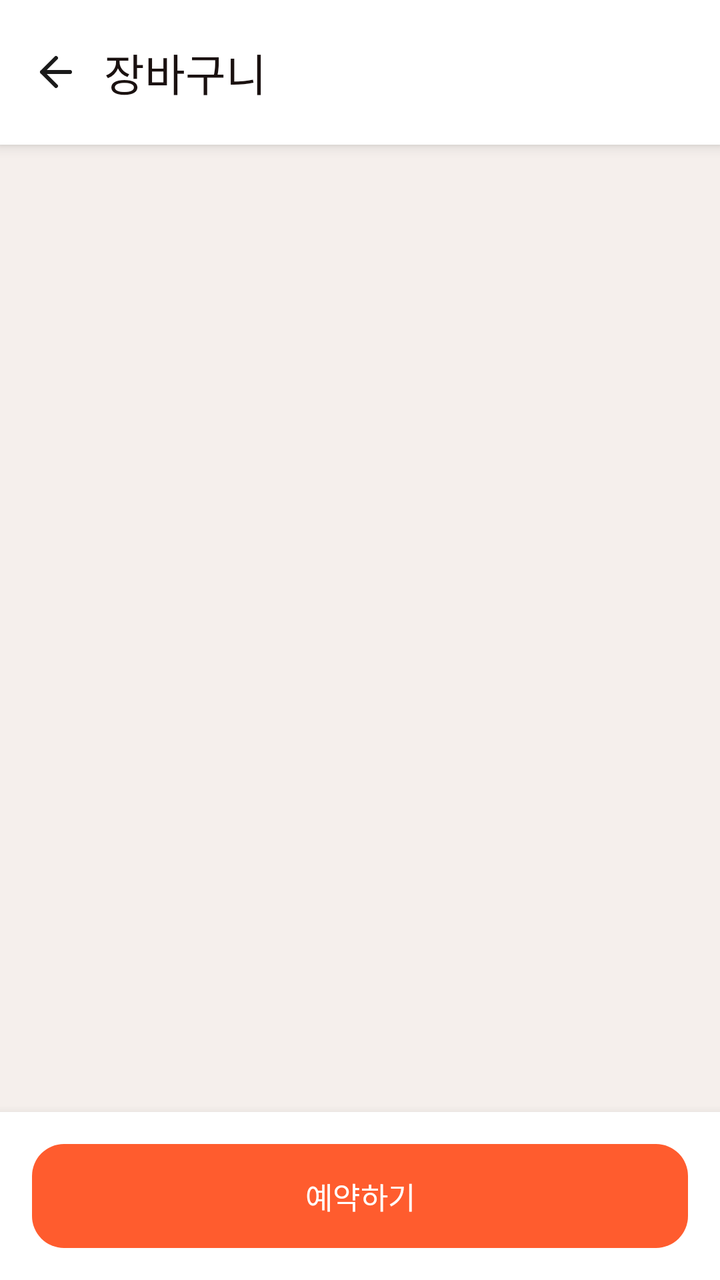
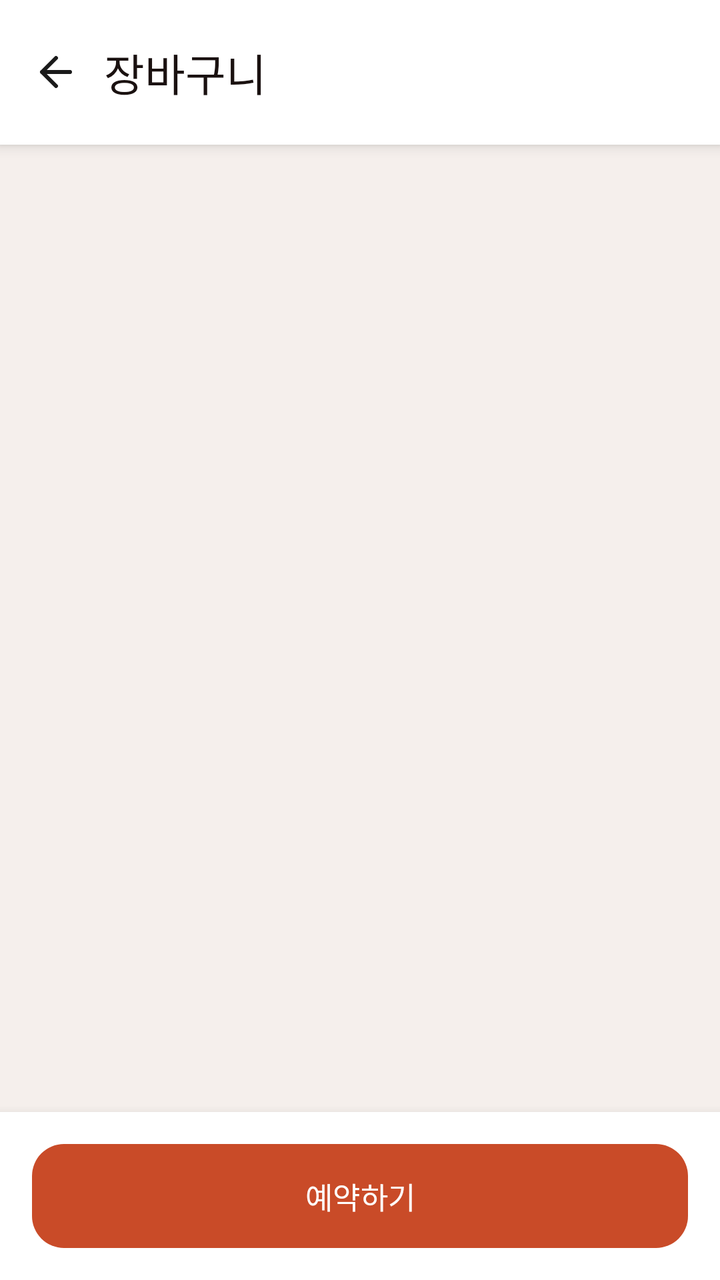

The first picture is an Android layout as it rendered before a commit; the second is the same layout after the commit. The layout source and the unified diff follow.
<!-- AndroidManifest.xml: application theme Theme.Deuktemsiru -->
<!-- res/layout/fragment_cart.xml -->
<?xml version="1.0" encoding="utf-8"?>
<androidx.coordinatorlayout.widget.CoordinatorLayout
    xmlns:android="http://schemas.android.com/apk/res/android"
    android:layout_width="match_parent"
    android:layout_height="match_parent"
    android:background="@color/color_surface">

    
    <LinearLayout
        android:id="@+id/ll_toolbar"
        android:layout_width="match_parent"
        android:layout_height="wrap_content"
        android:orientation="horizontal"
        android:gravity="center_vertical"
        android:background="@color/white"
        android:elevation="4dp"
        android:paddingTop="12dp"
        android:paddingBottom="12dp"
        android:paddingStart="4dp"
        android:paddingEnd="@dimen/spacing_lg">

        <ImageButton
            android:id="@+id/btn_back"
            android:layout_width="@dimen/touch_target_min"
            android:layout_height="@dimen/touch_target_min"
            android:src="@drawable/ic_back"
            android:background="?attr/selectableItemBackgroundBorderless"
            android:contentDescription="뒤로가기" />

        <TextView
            android:layout_width="0dp"
            android:layout_height="wrap_content"
            android:layout_weight="1"
            android:text="장바구니"
            android:textSize="22sp"
            android:fontFamily="sans-serif-medium"
            android:textColor="@color/color_text"
            android:paddingVertical="8dp" />

    </LinearLayout>

    
    <androidx.core.widget.NestedScrollView
        android:layout_width="match_parent"
        android:layout_height="match_parent"
        android:layout_marginTop="@dimen/toolbar_height"
        android:layout_marginBottom="80dp">

        
        <LinearLayout
            android:id="@+id/layout_content"
            android:layout_width="match_parent"
            android:layout_height="wrap_content"
            android:orientation="vertical"
            android:visibility="gone">

            
            <LinearLayout
                android:layout_width="match_parent"
                android:layout_height="wrap_content"
                android:orientation="horizontal"
                android:gravity="center_vertical"
                android:background="@color/white"
                android:paddingHorizontal="16dp"
                android:paddingVertical="14dp"
                android:layout_marginBottom="8dp">

                
                <TextView
                    android:id="@+id/tv_store_emoji"
                    android:layout_width="40dp"
                    android:layout_height="40dp"
                    android:gravity="center"
                    android:textSize="22sp"
                    android:background="@drawable/bg_surface_card" />

                
                <TextView
                    android:id="@+id/tv_store_name"
                    android:layout_width="0dp"
                    android:layout_height="wrap_content"
                    android:layout_weight="1"
                    android:textSize="14sp"
                    android:fontFamily="sans-serif-medium"
                    android:textColor="@color/color_text"
                    android:layout_marginStart="10dp" />

                
                <LinearLayout
                    android:layout_width="wrap_content"
                    android:layout_height="wrap_content"
                    android:orientation="horizontal"
                    android:gravity="center_vertical"
                    android:background="@drawable/bg_surface_card"
                    android:paddingHorizontal="10dp"
                    android:paddingVertical="5dp">

                    <ImageView
                        android:layout_width="12dp"
                        android:layout_height="12dp"
                        android:src="@drawable/ic_location"
                        android:layout_marginEnd="4dp"
                        android:contentDescription="거리" />

                    <TextView
                        android:id="@+id/tv_distance"
                        android:layout_width="wrap_content"
                        android:layout_height="wrap_content"
                        android:text="거리 계산 중"
                        android:textSize="12sp"
                        android:textColor="@color/color_text_sub" />

                </LinearLayout>

            </LinearLayout>

            
            <LinearLayout
                android:layout_width="match_parent"
                android:layout_height="wrap_content"
                android:orientation="horizontal"
                android:gravity="center_vertical"
                android:background="@color/white"
                android:paddingHorizontal="16dp"
                android:paddingVertical="10dp">

                <CheckBox
                    android:id="@+id/cb_select_all"
                    android:layout_width="wrap_content"
                    android:layout_height="wrap_content"
                    android:text="선택 해제"
                    android:textSize="13sp"
                    android:textColor="@color/color_text"
                    android:fontFamily="sans-serif-medium"
                    android:buttonTint="@color/primary"
                    android:checked="true" />

                <View
                    android:layout_width="0dp"
                    android:layout_height="0dp"
                    android:layout_weight="1" />

                <TextView
                    android:id="@+id/btn_delete_selected"
                    android:layout_width="wrap_content"
                    android:layout_height="wrap_content"
                    android:text="선택 삭제"
                    android:textSize="13sp"
                    android:textColor="@color/color_text_sub"
                    android:background="?attr/selectableItemBackgroundBorderless"
                    android:padding="4dp" />

            </LinearLayout>

            <View
                android:layout_width="match_parent"
                android:layout_height="1dp"
                android:background="@color/color_surface" />

            
            <androidx.recyclerview.widget.RecyclerView
                android:id="@+id/rv_cart"
                android:layout_width="match_parent"
                android:layout_height="wrap_content"
                android:nestedScrollingEnabled="false"
                android:background="@color/white" />

            
            <LinearLayout
                android:id="@+id/btn_add_more"
                android:layout_width="match_parent"
                android:layout_height="48dp"
                android:orientation="horizontal"
                android:gravity="center"
                android:background="@color/white"
                android:layout_marginTop="1dp">

                <TextView
                    android:layout_width="wrap_content"
                    android:layout_height="wrap_content"
                    android:text="+ 더 담으러 가기"
                    android:textSize="13sp"
                    android:textColor="@color/color_text_sub" />

            </LinearLayout>

            
            <View
                android:layout_width="match_parent"
                android:layout_height="8dp"
                android:background="@color/color_surface"
                android:layout_marginTop="8dp" />

            
            <LinearLayout
                android:layout_width="match_parent"
                android:layout_height="wrap_content"
                android:orientation="vertical"
                android:background="@color/white"
                android:paddingHorizontal="20dp"
                android:paddingTop="16dp"
                android:paddingBottom="20dp">

                
                <LinearLayout
                    android:layout_width="match_parent"
                    android:layout_height="wrap_content"
                    android:orientation="horizontal"
                    android:gravity="center_vertical"
                    android:layout_marginBottom="10dp">

                    <TextView
                        android:layout_width="0dp"
                        android:layout_height="wrap_content"
                        android:layout_weight="1"
                        android:text="총 주문금액"
                        android:textSize="14sp"
                        android:textColor="@color/color_text_sub" />

                    <TextView
                        android:id="@+id/tv_subtotal"
                        android:layout_width="wrap_content"
                        android:layout_height="wrap_content"
                        android:textSize="14sp"
                        android:textColor="@color/color_text" />

                </LinearLayout>

                
                <LinearLayout
                    android:layout_width="match_parent"
                    android:layout_height="wrap_content"
                    android:orientation="horizontal"
                    android:gravity="center_vertical"
                    android:layout_marginBottom="14dp">

                    <LinearLayout
                        android:layout_width="0dp"
                        android:layout_height="wrap_content"
                        android:layout_weight="1"
                        android:orientation="horizontal"
                        android:gravity="center_vertical">

                        <TextView
                            android:layout_width="wrap_content"
                            android:layout_height="wrap_content"
                            android:text="예상 탄소 절감"
                            android:textSize="14sp"
                            android:textColor="@color/color_text_sub" />

                        <TextView
                            android:layout_width="wrap_content"
                            android:layout_height="wrap_content"
                            android:text="🌱"
                            android:textSize="13sp"
                            android:layout_marginStart="4dp" />

                    </LinearLayout>

                    <TextView
                        android:id="@+id/tv_carbon"
                        android:layout_width="wrap_content"
                        android:layout_height="wrap_content"
                        android:textSize="14sp"
                        android:textColor="#2E7D32"
                        android:fontFamily="sans-serif-medium" />

                </LinearLayout>

                <View
                    android:layout_width="match_parent"
                    android:layout_height="1dp"
                    android:background="@color/color_surface"
                    android:layout_marginBottom="14dp" />

                
                <LinearLayout
                    android:layout_width="match_parent"
                    android:layout_height="wrap_content"
                    android:orientation="horizontal"
                    android:gravity="center_vertical">

                    <TextView
                        android:layout_width="0dp"
                        android:layout_height="wrap_content"
                        android:layout_weight="1"
                        android:text="결제예정금액"
                        android:textSize="15sp"
                        android:fontFamily="sans-serif-medium"
                        android:textColor="@color/color_text" />

                    <TextView
                        android:id="@+id/tv_total"
                        android:layout_width="wrap_content"
                        android:layout_height="wrap_content"
                        android:textSize="17sp"
                        android:fontFamily="sans-serif-medium"
                        android:textColor="@color/color_text" />

                </LinearLayout>

            </LinearLayout>

        </LinearLayout>

    </androidx.core.widget.NestedScrollView>

    
    <LinearLayout
        android:id="@+id/layout_empty"
        android:layout_width="match_parent"
        android:layout_height="match_parent"
        android:layout_marginTop="@dimen/toolbar_height"
        android:orientation="vertical"
        android:gravity="center"
        android:visibility="gone">

        <TextView
            android:layout_width="wrap_content"
            android:layout_height="wrap_content"
            android:text="🛒"
            android:textSize="64sp"
            android:layout_marginBottom="16dp" />

        <TextView
            android:layout_width="wrap_content"
            android:layout_height="wrap_content"
            android:text="장바구니가 비어있어요"
            android:textSize="15sp"
            android:textColor="@color/color_text_sub" />

    </LinearLayout>

    
    <LinearLayout
        android:layout_width="match_parent"
        android:layout_height="wrap_content"
        android:layout_gravity="bottom"
        android:background="@color/white"
        android:padding="@dimen/spacing_lg"
        android:elevation="8dp">

        <Button
            android:id="@+id/btn_checkout"
            android:layout_width="match_parent"
            android:layout_height="52dp"
            android:text="예약하기"
            android:textSize="15sp"
            android:fontFamily="sans-serif-medium"
            android:textColor="@color/white"
            android:background="@drawable/bg_primary_button"
            android:stateListAnimator="@null" />

    </LinearLayout>

</androidx.coordinatorlayout.widget.CoordinatorLayout>
<!-- resources referenced by this layout -->
<resources>
  <color name="color_text">#1A1110</color>
  <color name="primary">#FF5C2E</color>
  <color name="white">#FFFFFFFF</color>
  <dimen name="spacing_lg">16dp</dimen>
  <dimen name="radius_md">16dp</dimen>
  <dimen name="radius_lg">24dp</dimen>
  <style name="Base.Theme.Deuktemsiru" parent="Theme.Material3.Light.NoActionBar">
          
          <item name="colorPrimary">@color/md_theme_light_primary</item>
          <item name="colorOnPrimary">@color/md_theme_light_onPrimary</item>
          <item name="colorPrimaryContainer">@color/md_theme_light_primaryContainer</item>
          <item name="colorOnPrimaryContainer">@color/md_theme_light_onPrimaryContainer</item>
          <item name="colorSecondary">@color/md_theme_light_secondary</item>
          <item name="colorOnSecondary">@color/md_theme_light_onSecondary</item>
          <item name="colorSecondaryContainer">@color/md_theme_light_secondaryContainer</item>
          <item name="colorOnSecondaryContainer">@color/md_theme_light_onSecondaryContainer</item>
          <item name="colorTertiary">@color/md_theme_light_tertiary</item>
          <item name="colorOnTertiary">@color/md_theme_light_onTertiary</item>
          <item name="colorTertiaryContainer">@color/md_theme_light_tertiaryContainer</item>
          <item name="colorOnTertiaryContainer">@color/md_theme_light_onTertiaryContainer</item>
          <item name="colorError">@color/md_theme_light_error</item>
          <item name="colorOnError">@color/md_theme_light_onError</item>
          <item name="colorErrorContainer">@color/md_theme_light_errorContainer</item>
          <item name="colorOnErrorContainer">@color/md_theme_light_onErrorContainer</item>
          <item name="android:colorBackground">@color/md_theme_light_background</item>
          <item name="colorOnBackground">@color/md_theme_light_onBackground</item>
          <item name="colorSurface">@color/md_theme_light_surface</item>
          <item name="colorOnSurface">@color/md_theme_light_onSurface</item>
          <item name="colorSurfaceVariant">@color/md_theme_light_surfaceVariant</item>
          <item name="colorOnSurfaceVariant">@color/md_theme_light_onSurfaceVariant</item>
          <item name="colorOutline">@color/md_theme_light_outline</item>
          <item name="colorOutlineVariant">@color/md_theme_light_outlineVariant</item>
  
          
          <item name="android:statusBarColor" tools:targetApi="l">@color/md_theme_light_surface</item>
          <item name="android:windowLightStatusBar" tools:targetApi="m">true</item>
  
          
          <item name="shapeAppearanceSmallComponent">@style/ShapeAppearance.Deuktemsiru.Small</item>
          <item name="shapeAppearanceMediumComponent">@style/ShapeAppearance.Deuktemsiru.Medium</item>
          <item name="shapeAppearanceLargeComponent">@style/ShapeAppearance.Deuktemsiru.Large</item>
  
          
          <item name="materialCardViewStyle">@style/Widget.Deuktemsiru.CardView</item>
      </style>
  <color name="md_theme_light_primary">#FF5C2E</color>
  <color name="md_theme_light_primaryContainer">#FFE0D6</color>
  <color name="md_theme_light_onPrimaryContainer">#3B0C00</color>
  <color name="md_theme_light_secondary">#1F8A5B</color>
  <color name="md_theme_light_outlineVariant">#D8C2BE</color>
  <dimen name="radius_sm">8dp</dimen>
  <dimen name="card_elevation">0dp</dimen>
  <!-- unchanged entries left out for length: 33 -->
</resources>

<!-- the commit's change to res/layout/fragment_cart.xml (unified diff, before → after) -->
@@ -349,6 +349,7 @@
             android:fontFamily="sans-serif-medium"
             android:textColor="@color/white"
             android:background="@drawable/bg_primary_button"
+            android:backgroundTint="@null"
             android:stateListAnimator="@null" />
 
     </LinearLayout>
<!-- resource entries referenced after the edit -->
@@ -1,7 +1,7 @@
 <!-- resources referenced by this layout -->
 <resources>
   <color name="color_text">#1A1110</color>
-  <color name="primary">#FF5C2E</color>
+  <color name="primary">#C94B28</color>
   <color name="white">#FFFFFFFF</color>
   <dimen name="spacing_lg">16dp</dimen>
   <dimen name="radius_md">16dp</dimen>
@@ -44,14 +44,24 @@
   
           
           <item name="materialCardViewStyle">@style/Widget.Deuktemsiru.CardView</item>
+          <item name="bottomNavigationStyle">@style/Widget.Deuktemsiru.BottomNav</item>
       </style>
-  <color name="md_theme_light_primary">#FF5C2E</color>
-  <color name="md_theme_light_primaryContainer">#FFE0D6</color>
-  <color name="md_theme_light_onPrimaryContainer">#3B0C00</color>
-  <color name="md_theme_light_secondary">#1F8A5B</color>
-  <color name="md_theme_light_outlineVariant">#D8C2BE</color>
+  <color name="md_theme_light_primary">#C94B28</color>
+  <color name="md_theme_light_primaryContainer">#FFE7DE</color>
+  <color name="md_theme_light_onPrimaryContainer">#3F0D05</color>
+  <color name="md_theme_light_secondary">#1D7F52</color>
+  <color name="md_theme_light_outlineVariant">#E2C8C0</color>
+  <style name="Widget.Deuktemsiru.BottomNav" parent="Widget.Material3.BottomNavigationView">
+          <item name="itemIconTint">@color/bottom_nav_color</item>
+          <item name="itemTextColor">@color/bottom_nav_color</item>
+          <item name="itemActiveIndicatorStyle">@style/Widget.Deuktemsiru.BottomNav.ActiveIndicator</item>
+      </style>
   <dimen name="radius_sm">8dp</dimen>
   <dimen name="card_elevation">0dp</dimen>
+  <style name="Widget.Deuktemsiru.BottomNav.ActiveIndicator" parent="Widget.Material3.BottomNavigationView.ActiveIndicator">
+          <item name="android:color">@color/primary_light</item>
+      </style>
+  <color name="primary_light">#FFE7DE</color>
   <!-- unchanged entries left out for length: 33 -->
 </resources>
 
